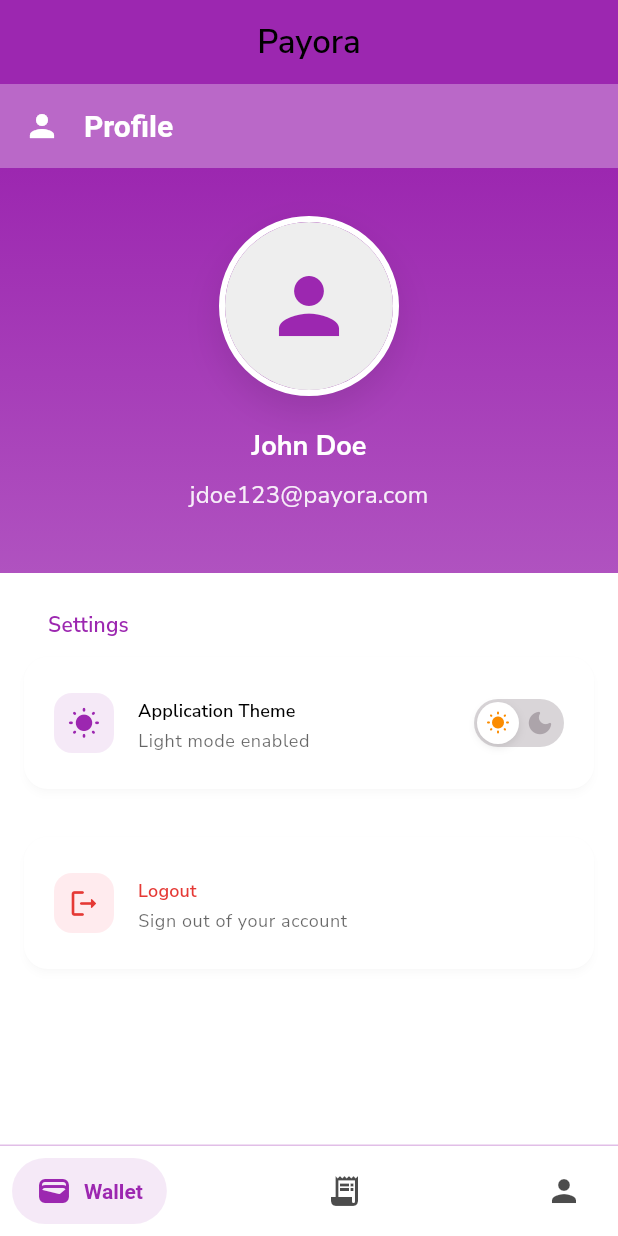
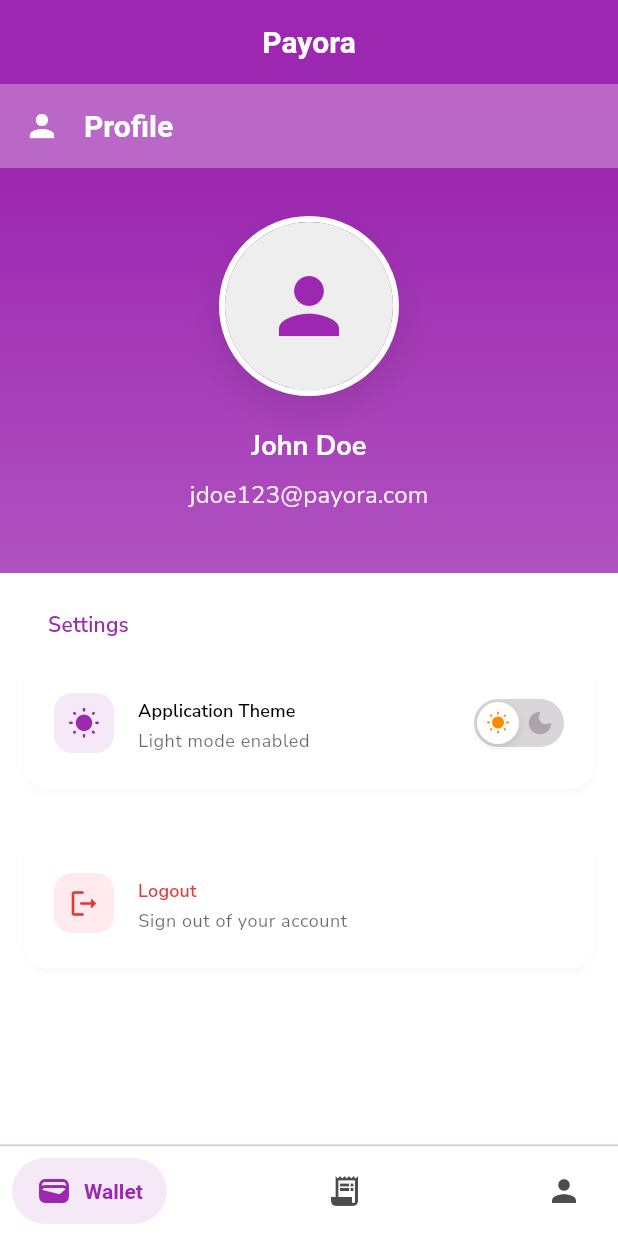
Before and after one commit to r2am9d/payora, a Flutter app: the ProfilePage screen opened by its route, on a phone screen of 412 x 824 dp. Run offline on Flutter 3.47's test engine with Material 3 defaults, Android fonts, the phone set to English and light mode, and no system bars; drawn by our look-alikes of salomon_bottom_bar; our stand-ins replace bloc, bloc_concurrency, dio, equatable, flutter_bloc, flutter_form_builder and 5 more; accounts and stored records are empty.

Commit message:
chore: edited app_theme and shell_widget

```diff
--- a/lib/core/shared/widgets/shell/widget/shell_widget.dart
+++ b/lib/core/shared/widgets/shell/widget/shell_widget.dart
@@ -1,6 +1,5 @@
 import 'package:flutter/material.dart';
 import 'package:go_router/go_router.dart';
-import 'package:payora/core/extensions/index.dart';
 import 'package:payora/core/l10n/l10n.dart';
 import 'package:payora/core/shared/widgets/bottom_navbar/index.dart';
 
@@ -15,13 +14,7 @@ class ShellWidget extends StatelessWidget {
   @override
   Widget build(BuildContext context) {
     return Scaffold(
-      appBar: AppBar(
-        title: Text(
-          context.l10n.appName,
-          style: context.appTextTheme.headlineLarge,
-        ),
-        centerTitle: true,
-      ),
+      appBar: AppBar(title: Text(context.l10n.appName)),
       body: navigationShell,
       bottomNavigationBar: BottomNavbarWidget(navigationShell: navigationShell),
     );
--- a/lib/core/theme/app_theme.dart
+++ b/lib/core/theme/app_theme.dart
@@ -49,7 +49,10 @@ class AppTheme {
         ),
         systemOverlayStyle: SystemUiOverlayStyle(
           statusBarColor: Colors.transparent,
-          statusBarIconBrightness: Brightness.light,
+          statusBarIconBrightness:
+              Brightness.light, // For white icons on Android
+          systemNavigationBarIconBrightness:
+              Brightness.light, // For white icons on Android navigation bar
           statusBarBrightness: Brightness.dark,
         ),
       ),
```
Also changed, not shown: 1 other file.
